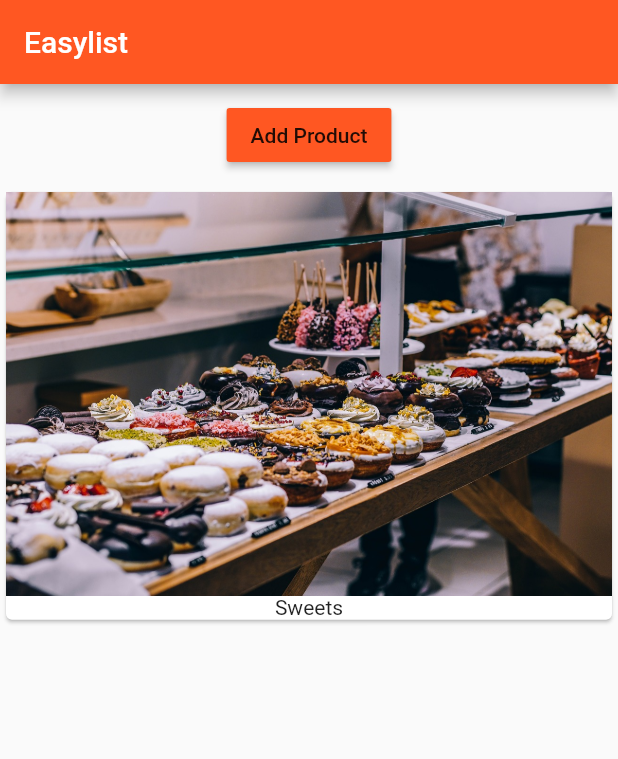
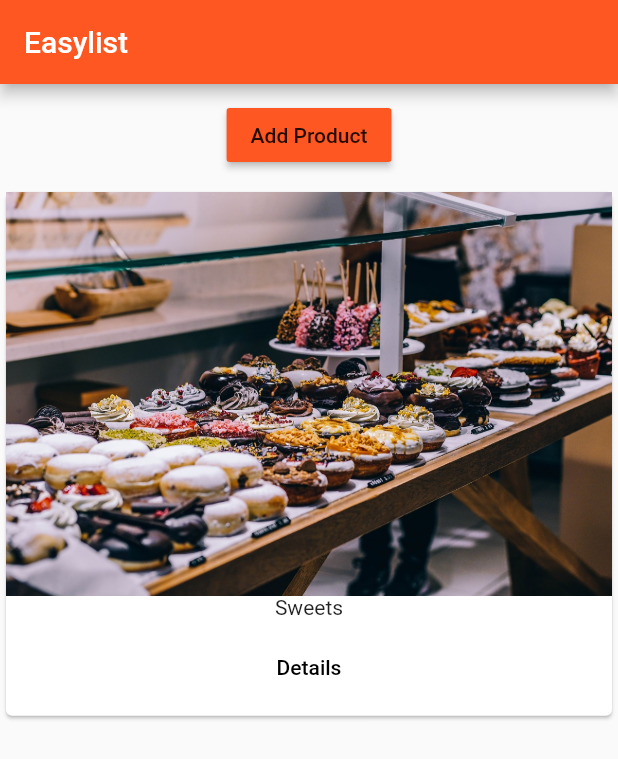
Before and after one commit to kinny94/flutter, a Flutter app: the screen it shows after launch, after a tap on "Add Product", on a phone screen of 412 x 824 dp. Shown: the top 759 px of the screen. Run offline on Flutter 3.47's test engine with Material 2 defaults, Android fonts, the light colour scheme and no system bars.

Commit message:
navigation and new pages

```diff
--- a/first_app/lib/main.dart
+++ b/first_app/lib/main.dart
@@ -1,3 +1,4 @@
+import 'package:first_app/pages/home.dart';
 import 'package:flutter/material.dart';
 
 import 'package:first_app/product_manager.dart';
@@ -15,12 +16,7 @@ class MyApp extends StatelessWidget {
         primarySwatch: Colors.deepOrange,
         accentColor: Colors.deepPurple
       ),
-      home: Scaffold(
-        appBar: AppBar(
-          title: Text('Easylist'),
-        ),
-        body: ProductManager()
-      ),
+      home: HomePage(),
     );
   }
 }
--- /dev/null
+++ b/first_app/lib/pages/home.dart
@@ -0,0 +1,16 @@
+import 'package:flutter/material.dart';
+
+import 'package:first_app/product_manager.dart';
+
+class HomePage extends StatelessWidget {
+  @override
+  Widget build(BuildContext context) {
+    // TODO: implement build
+    return Scaffold(
+      appBar: AppBar(
+        title: Text('Easylist'),
+      ),
+      body: ProductManager()
+    );
+  }
+}
--- a/first_app/lib/products.dart
+++ b/first_app/lib/products.dart
@@ -1,19 +1,36 @@
+import 'package:first_app/pages/product.dart';
 import 'package:flutter/material.dart';
 
 class Products extends StatelessWidget {
+  final List<String>
+      products; // final cause everything needs to be immutable since its a stateless widget.
 
-  final List<String> products; // final cause everything needs to be immutable since its a stateless widget.
-
-  Products([this.products = const []]) {
-
-  } // equivalent to assigning this.products to products in the constructor - short-hand
+  Products(
+      [this.products =
+          const []]) {} // equivalent to assigning this.products to products in the constructor - short-hand
 
   Widget _buildProduct(BuildContext context, int index) {
     return Card(
       child: Column(
         children: <Widget>[
           Image.asset('assets/food.jpg'),
-          Text(products[index])
+          Text(products[index]),
+          ButtonBar(
+            alignment: MainAxisAlignment.center,
+            children: <Widget>[
+              FlatButton(
+                child: Text('Details'),
+                onPressed: () => {
+                  Navigator.push(
+                    context,
+                    MaterialPageRoute(
+                      builder: (BuildContext context) => ProductPage()
+                    )
+                  )
+                },
+              )
+            ],
+          )
         ],
       ),
     );
@@ -27,7 +44,8 @@ class Products extends StatelessWidget {
         itemCount: products.length,
       );
     } else {
-      productCard = Center(child: Text('No Products found...start adding some!'));
+      productCard =
+          Center(child: Text('No Products found...start adding some!'));
     }
     return productCard;
   }
```
Also changed, not shown: first_app/lib/pages/product.dart (added, +24 -0 lines).
